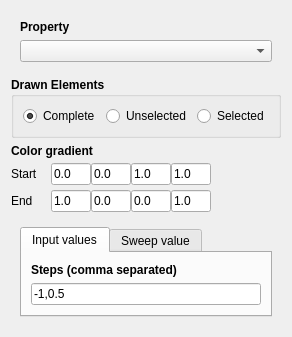
Old version of the form Rendering/Renderers/stepsrendererconfig.ui in the repository Gloix/Camaron.
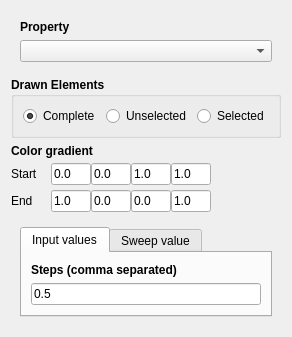
New version of the form.

```diff
--- a/Rendering/Renderers/stepsrendererconfig.ui
+++ b/Rendering/Renderers/stepsrendererconfig.ui
@@ -493,7 +493,7 @@
              <item>
               <widget class="QLineEdit" name="lineEdit_steps">
                <property name="text">
-                <string>-1,0.5</string>
+                <string>0.5</string>
                </property>
               </widget>
              </item>
```
